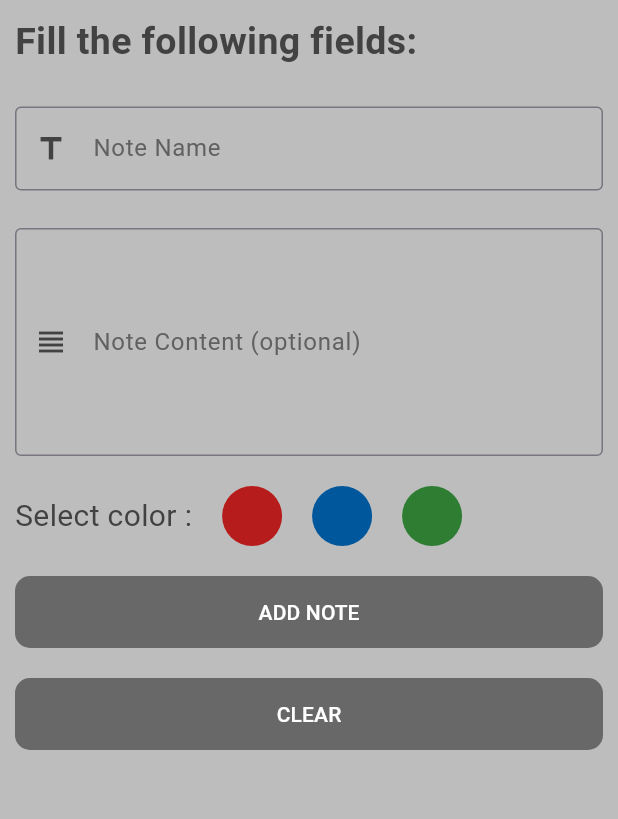
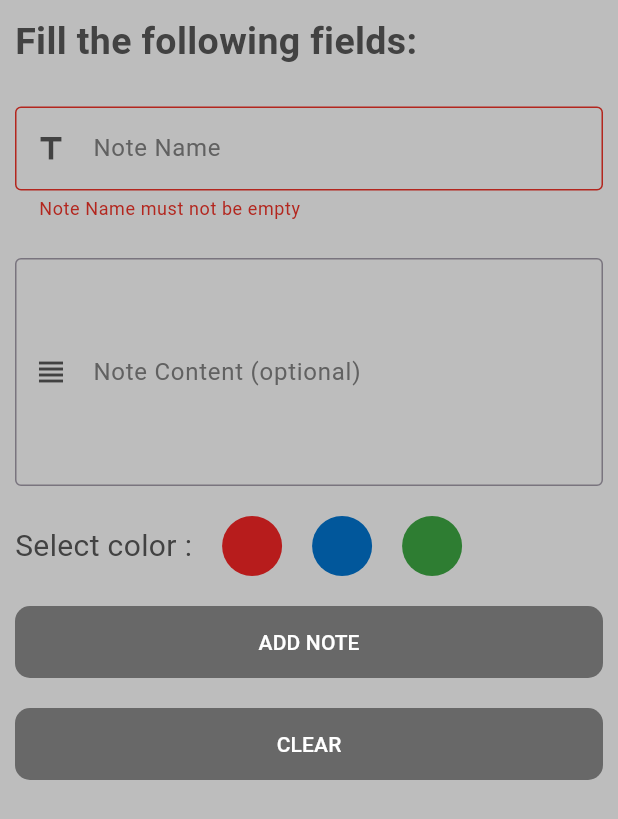
Before and after one commit to mahmoudnader150/notes_app, a Flutter app: the AddNote screen opened directly, after a tap on "ADD NOTE", on a phone screen of 412 x 824 dp. Shown: the top 819 px of the screen. Run offline on Flutter 3.47's test engine with Material 3 defaults, Android fonts, the phone set to English and light mode, and no system bars; our stand-ins replace bloc, dio, flutter_bloc; network calls fail.

Commit message:
Post note to API using DIO

```diff
--- a/front_end/lib/Cubit/cubit.dart
+++ b/front_end/lib/Cubit/cubit.dart
@@ -145,4 +145,17 @@ class NoteCubit extends Cubit<NoteStates> {
   }
 
 
+  Future<void> postData(String name,String content) async {
+    emit(NoteAddFromApiLoadingState());
+    Map<String,dynamic> data = {
+      'name':name,
+      'content':content,
+    };
+    DioHelper.postData(url: 'http://192.168.1.6:8000/api/notes/', data: data);
+  // fetchDataFromBackend();
+   emit(NoteAddFromApiSuccessState());
+  }
+
+
+
 }
--- a/front_end/lib/Cubit/states.dart
+++ b/front_end/lib/Cubit/states.dart
@@ -20,3 +20,8 @@ class NoteGetFromApiSuccessState extends NoteStates{
   }
 }
 class NoteGetFromApiErrorState extends NoteStates{}
+
+
+class NoteAddFromApiLoadingState extends NoteStates{}
+class NoteAddFromApiSuccessState extends NoteStates{}
+class NoteAddFromApiErrorState extends NoteStates{}
--- a/front_end/lib/Layouts/add_note_screen.dart
+++ b/front_end/lib/Layouts/add_note_screen.dart
@@ -1,15 +1,17 @@
 import 'package:flutter/material.dart';
 import 'package:flutter_bloc/flutter_bloc.dart';
+import 'package:note_app/network/dio_package.dart';
 
 import '../Constants/components.dart';
 import '../Cubit/cubit.dart';
 import '../Cubit/states.dart';
+import '../Models/note_model.dart';
 
 class AddNote extends StatelessWidget {
   AddNote({super.key});
 
-  var habitNameController = TextEditingController();
-  var habitDescController = TextEditingController();
+  var noteNameController = TextEditingController();
+  var noteContentController = TextEditingController();
   var formKey = GlobalKey<FormState>();
   @override
   Widget build(BuildContext context) {
@@ -38,7 +40,7 @@ class AddNote extends StatelessWidget {
                       ),
                       SizedBox(height: 25,),
                       defaultFormField(
-                          controller: habitNameController,
+                          controller: noteNameController,
                           type: TextInputType.text,
                           validate: (value){
                             if(value!.isEmpty){
@@ -50,7 +52,7 @@ class AddNote extends StatelessWidget {
                       ),
                       SizedBox(height: 25,),
                       defaultFormField(
-                          controller: habitDescController,
+                          controller: noteContentController,
                           type: TextInputType.text,
                           validate: (value){},
                           label: "Note Content (optional)",
@@ -99,13 +101,17 @@ class AddNote extends StatelessWidget {
                       ),
                       SizedBox(height: 20,),
                       defaultButton(function: ()async{
-                          habitNameController.text = "";
-                          habitDescController.text = "";
+                        if(formKey.currentState!.validate()) {
+                          NoteCubit.get(context).postData(noteContentController.text, noteContentController.text);                          // Note note = Note(name:noteNameController.text,content: noteContentController.text );
+                          // print(note);
+                          NoteCubit.get(context).fetchDataFromBackend();
+
+                        }
                       }, text: "Add Note"),
                       SizedBox(height: 20,),
                       defaultButton(function: (){
-                        habitNameController.text = "";
-                        habitDescController.text = "";
+                        noteNameController.text = "";
+                        noteContentController.text = "";
                       }, text: "Clear",
                       ),
                     ],
--- a/front_end/lib/Layouts/main_screen.dart
+++ b/front_end/lib/Layouts/main_screen.dart
@@ -33,6 +33,7 @@ class MainScreen extends StatelessWidget {
                 elevation: 0.0,
                 selectedItemColor: Colors.grey[800],
                 onTap: (index) {
+                cubit.fetchDataFromBackend();
                   cubit.changeIndex(index);
                 },
                 items:cubit.bottomItems
--- a/front_end/lib/Models/note_model.dart
+++ b/front_end/lib/Models/note_model.dart
@@ -7,8 +7,8 @@ class Note {
   late bool archived;
   late String createdAt;
   Note({
-    required this.id,
-    required this.name,
+    this.id = "",
+    this.name="name",
     this.content="",
     this.color="grey",
     this.createdAt ="2023-12-12",
@@ -19,10 +19,10 @@ class Note {
   factory Note.fromJson(Map<String, dynamic> json) {
     return Note(
       pinned: json['pinned'] ?? false,
-      id: json['_id'],
-      name: json['name'],
-      color: json['color'],
-      content: json['content'],
+      id: json['_id']??DateTime.now().toIso8601String(),
+      name: json['name']??"name",
+      color: json['color']??"grey",
+      content: json['content']??"content",
       archived: json['archived'] ?? false,
     );
   }
--- a/front_end/lib/network/dio_package.dart
+++ b/front_end/lib/network/dio_package.dart
@@ -25,15 +25,8 @@ class DioHelper {
   static Future<Response> postData({
     required String url,
     required Map<String, dynamic> data,
-    String lang = 'en',
   }) async
   {
-    dio.options.headers =
-    {
-      'lang': lang,
-      'Content-Type': 'application/json',
-    };
-
     return dio.post(
       url,
       data: data,
```
